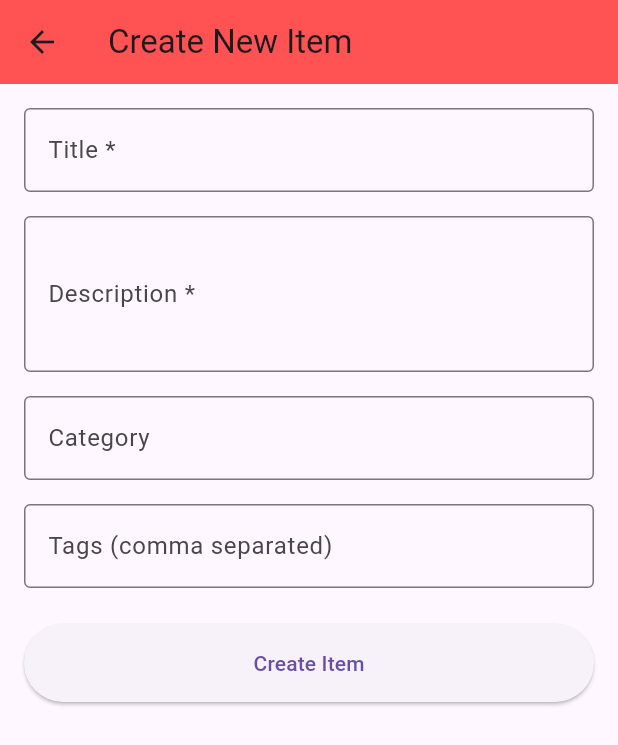
After one commit to javidiazrve/Catalog-Monorepo, a Flutter app: the screen it shows after launch, after a tap on the "add" icon, on a phone screen of 412 x 824 dp. The commit adds this screen. Shown: the top 745 px of the screen. Run offline on Flutter 3.47's test engine with Material 3 defaults, Android fonts, the phone set to English and light mode, and no system bars; our stand-ins replace get, shelf; network calls fail.

Commit message:
feat(flutter): Item creation and listing

```diff
--- a/flutter_app/lib/Models/catalog_item.dart
+++ b/flutter_app/lib/Models/catalog_item.dart
@@ -29,7 +29,7 @@ class CatalogItem {
     if (description.length > 60) qualityScore += 15;
     if (category.isNotEmpty) qualityScore += 10;
     if (tags.isNotEmpty) qualityScore += 10;
-    if (tags.length >= 2) qualityScore += 10;
+    if (tags.length >= 2) qualityScore += 5;
   }
 
   Map<String, dynamic> toJson() {
--- /dev/null
+++ b/flutter_app/lib/Screens/create_item_screen.dart
@@ -0,0 +1,130 @@
+import 'package:flutter/material.dart';
+import 'package:flutter_app/Controllers/item_controller.dart';
+import 'package:flutter_app/Dtos/new_catalog_item_dto.dart';
+import 'package:get/get.dart';
+
+class CreateItemScreen extends StatelessWidget {
+  final ItemController controller = Get.find<ItemController>();
+
+  // Controladores de texto
+  final TextEditingController titleController = TextEditingController();
+  final TextEditingController descriptionController = TextEditingController();
+  final TextEditingController categoryController = TextEditingController();
+  final TextEditingController tagsController = TextEditingController();
+
+  // Form key para validación
+  final _formKey = GlobalKey<FormState>();
+
+  CreateItemScreen({super.key});
+
+  @override
+  Widget build(BuildContext context) {
+    return Scaffold(
+      appBar: AppBar(title: Text('Create New Item')),
+      body: Padding(
+        padding: EdgeInsets.all(16),
+        child: Form(
+          key: _formKey,
+          child: ListView(
+            children: [
+              // Title (required)
+              TextFormField(
+                controller: titleController,
+                decoration: InputDecoration(
+                  labelText: 'Title *',
+                  border: OutlineInputBorder(),
+                ),
+                validator: (value) {
+                  if (value == null || value.trim().isEmpty) {
+                    return 'Title is required';
+                  }
+                  return null;
+                },
+              ),
+              SizedBox(height: 16),
+
+              // Description (required)
+              TextFormField(
+                controller: descriptionController,
+                decoration: InputDecoration(
+                  labelText: 'Description *',
+                  border: OutlineInputBorder(),
+                ),
+                maxLines: 3,
+                validator: (value) {
+                  if (value == null || value.trim().isEmpty) {
+                    return 'Description is required';
+                  }
+                  return null;
+                },
+              ),
+              SizedBox(height: 16),
+
+              // Category (optional)
+              TextFormField(
+                controller: categoryController,
+                decoration: InputDecoration(
+                  labelText: 'Category',
+                  border: OutlineInputBorder(),
+                ),
+              ),
+              SizedBox(height: 16),
+
+              // Tags (optional, separados por coma)
+              TextFormField(
+                controller: tagsController,
+                decoration: InputDecoration(
+                  labelText: 'Tags (comma separated)',
+                  border: OutlineInputBorder(),
+                ),
+              ),
+              SizedBox(height: 24),
+
+              // Botón de crear
+              Obx(
+                () => ElevatedButton(
+                  onPressed:
+                      controller.isLoading.value
+                          ? null
+                          : () {
+                            if (_formKey.currentState!.validate()) {
+                              final dto = NewCatalogItemDto(
+                                title: titleController.text.trim(),
+                                description: descriptionController.text.trim(),
+                                category: categoryController.text.trim(),
+                                tags:
+                                    tagsController.text
+                                        .split(',')
+                                        .map((e) => e.trim())
+                                        .where((e) => e.isNotEmpty)
+                                        .toList(),
+                              );
+                              controller.createItem(dto).then((_) {
+                                // Limpiar campos después de crear
+                                titleController.clear();
+                                descriptionController.clear();
+                                categoryController.clear();
+                                tagsController.clear();
+                              });
+                            }
+                          },
+                  style: ElevatedButton.styleFrom(
+                    padding: EdgeInsets.symmetric(vertical: 16),
+                  ),
+                  child:
+                      controller.isLoading.value
+                          ? CircularProgressIndicator(
+                            valueColor: AlwaysStoppedAnimation<Color>(
+                              Colors.white,
+                            ),
+                          )
+                          : Text('Create Item'),
+                ),
+              ),
+            ],
+          ),
+        ),
+      ),
+    );
+  }
+}
--- /dev/null
+++ b/flutter_app/lib/Screens/items_screen.dart
@@ -0,0 +1,133 @@
+import 'package:flutter/material.dart';
+import 'package:flutter_app/Controllers/item_controller.dart';
+import 'package:flutter_app/Screens/create_item_screen.dart';
+import 'package:flutter_app/models/catalog_item.dart';
+import 'package:get/get.dart';
+
+class ItemsScreen extends GetView<ItemController> {
+  const ItemsScreen({super.key});
+
+  @override
+  Widget build(BuildContext context) {
+    return Scaffold(
+      appBar: AppBar(title: Text("Catalog")),
+      body: Obx(() {
+        if (controller.isLoading.value && controller.items.isEmpty) {
+          return Center(child: CircularProgressIndicator());
+        }
+        return RefreshIndicator(
+          onRefresh: () => controller.fetchItems(),
+          child: ListView.builder(
+            physics: const AlwaysScrollableScrollPhysics(),
+            itemCount: controller.items.length,
+            itemBuilder: (context, index) {
+              final CatalogItem item = controller.items[index];
+              return Card(
+                margin: EdgeInsets.symmetric(horizontal: 12, vertical: 6),
+                child: Padding(
+                  padding: const EdgeInsets.symmetric(
+                    vertical: 10,
+                    horizontal: 20,
+                  ),
+                  child: Column(
+                    mainAxisAlignment: MainAxisAlignment.spaceBetween,
+                    children: [
+                      Row(
+                        spacing: 10,
+                        mainAxisAlignment: MainAxisAlignment.spaceBetween,
+                        children: [
+                          ConstrainedBox(
+                            constraints: BoxConstraints(maxWidth: 150),
+                            child: Text(
+                              item.title,
+                              maxLines: 2,
+                              style: TextStyle(
+                                fontWeight: FontWeight.bold,
+                                fontSize: 16,
+                                overflow: TextOverflow.ellipsis,
+                              ),
+                            ),
+                          ),
+                          Row(
+                            spacing: 20,
+                            children: [
+                              Text("Quality Score:"),
+                              SizedBox(
+                                height: 20,
+                                width: 70,
+                                child: Stack(
+                                  fit: StackFit.expand,
+                                  children: [
+                                    LinearProgressIndicator(
+                                      value: item.qualityScore.toDouble() / 100,
+                                      backgroundColor: Colors.red,
+                                    ),
+                                    Center(
+                                      child: Text(
+                                        "${item.qualityScore}",
+                                        style: TextStyle(color: Colors.white),
+                                      ),
+                                    ),
+                                  ],
+                                ),
+                              ),
+                            ],
+                          ),
+                        ],
+                      ),
+                      Row(
+                        mainAxisAlignment: MainAxisAlignment.spaceBetween,
+                        children: [
+                          Column(
+                            crossAxisAlignment: CrossAxisAlignment.start,
+                            spacing: 5,
+                            children: [
+                              SizedBox(height: 4),
+                              ConstrainedBox(
+                                constraints: BoxConstraints(maxWidth: 250),
+                                child: Text('Description: ${item.description}'),
+                              ),
+                              Text(
+                                'Category: ${item.category.isNotEmpty ? item.category : "Empty"}',
+                              ),
+                              Text(
+                                'Tags: ${item.tags.isNotEmpty ? item.tags.join(', ') : "Empty"}',
+                              ),
+                            ],
+                          ),
+                          Column(
+                            spacing: 5,
+                            children: [
+                              item.approved
+                                  ? Icon(
+                                    Icons.check_circle,
+                                    color: Colors.green,
+                                  )
+                                  : Icon(
+                                    Icons.remove_circle_rounded,
+                                    color: Colors.red,
+                                  ),
+                              Text(item.approved ? "Approved" : "Unapproved"),
+                            ],
+                          ),
+                        ],
+                      ),
+                    ],
+                  ),
+                ),
+              );
+            },
+          ),
+        );
+      }),
+      floatingActionButton: FloatingActionButton(
+        onPressed: () {
+          Get.to(CreateItemScreen());
+        },
+        backgroundColor: Colors.redAccent,
+        foregroundColor: Colors.white,
+        child: Icon(Icons.add),
+      ),
+    );
+  }
+}
--- a/flutter_app/lib/Server/api_server.dart
+++ b/flutter_app/lib/Server/api_server.dart
@@ -10,14 +10,40 @@ final _corsHeaders = {
   'Access-Control-Allow-Headers': 'Origin, Content-Type',
 };
 
+List<CatalogItem> items = [
+  CatalogItem(
+    id: "aaghiofoqeiw35",
+    title: "Api Test",
+    description: "Mock item",
+    category: "Test",
+    tags: ["Api", "Test"],
+    approved: true,
+    qualityScore: 90,
+  ),
+  CatalogItem(
+    id: "65tuyj4try4wr",
+    title: "Api Test 2",
+    description: "Mock item 2",
+    category: "Test 2",
+    tags: ["Api", "Test"],
+    qualityScore: 55,
+  ),
+  CatalogItem(
+    id: "6e8r5498wr4485",
+    title: "Api Test 3",
+    description: "Mock item 3",
+    category: "Test",
+    tags: ["Api", "Test"],
+    qualityScore: 75,
+  ),
+];
+
 Future<Response> _apiHandler(Request req) async {
   final path = req.url.path;
   final method = req.method.toUpperCase();
 
   // GET /items (All items)
   if (method == 'GET' && path == 'items') {
-    final List<CatalogItem> items = [];
-
     return Response.ok(
       jsonEncode(items.map((i) => i.toJson()).toList()),
       headers: {'Content-Type': 'application/json', ..._corsHeaders},
@@ -28,15 +54,9 @@ Future<Response> _apiHandler(Request req) async {
   if (method == 'GET' && path.startsWith('items/')) {
     final id = path.split('/')[1];
 
-    final CatalogItem mockItem = CatalogItem(
-      id: id,
-      title: "Api Test",
-      description: "Mock item",
-      category: "Test",
-      tags: ["Api", "Test"],
-    );
+    CatalogItem item = items.firstWhere((item) => item.id == id);
 
-    if (mockItem == null) {
+    if (item == null) {
       return Response.notFound(
         jsonEncode({'error': 'Item with id($id) not found'}),
         headers: _corsHeaders,
@@ -44,7 +64,7 @@ Future<Response> _apiHandler(Request req) async {
     }
 
     return Response.ok(
-      jsonEncode(mockItem.toJson()),
+      jsonEncode(item.toJson()),
       headers: {'Content-Type': 'application/json', ..._corsHeaders},
     );
   }
@@ -65,6 +85,8 @@ Future<Response> _apiHandler(Request req) async {
     }
 
     final created = CatalogItem.fromJson(body);
+    created.calculateScore();
+    items.add(created);
 
     return Response.ok(
       jsonEncode(created.toJson()),
@@ -106,7 +128,7 @@ Future<Response> _apiHandler(Request req) async {
 }
 
 validateText(String text) {
-  final RegExp allowed = RegExp(r'^[a-zA-Z0-9\s]+$');
+  final RegExp allowed = RegExp(r'^[a-zA-Z0-9\s]*$');
 
   return allowed.hasMatch(text);
 }
--- a/flutter_app/lib/main.dart
+++ b/flutter_app/lib/main.dart
@@ -1,4 +1,6 @@
 import 'package:flutter/material.dart';
+import 'package:flutter_app/Controllers/item_controller.dart';
+import 'package:flutter_app/Screens/items_screen.dart';
 import 'package:flutter_app/Services/api_service.dart';
 import 'package:get/get.dart';
 
@@ -10,6 +12,7 @@ void main() {
 
 void initServices() {
   Get.put(ApiService());
+  Get.put(ItemController());
 }
 
 class MyApp extends StatelessWidget {
@@ -20,20 +23,14 @@ class MyApp extends StatelessWidget {
   Widget build(BuildContext context) {
     return GetMaterialApp(
       title: 'Flutter Demo',
-      theme: ThemeData(appBarTheme: AppBarTheme(color: Colors.redAccent)),
+      theme: ThemeData(
+        appBarTheme: AppBarTheme(color: Colors.redAccent),
+        primaryColor: Colors.redAccent,
+      ),
       darkTheme: ThemeData(
         appBarTheme: AppBarTheme(color: Colors.purpleAccent),
       ),
-      home: const HomePage(),
+      home: const ItemsScreen(),
     );
   }
 }
-
-class HomePage extends StatelessWidget {
-  const HomePage({super.key});
-
-  @override
-  Widget build(BuildContext context) {
-    return const Center(child: Text("Welcome"));
-  }
-}
```
